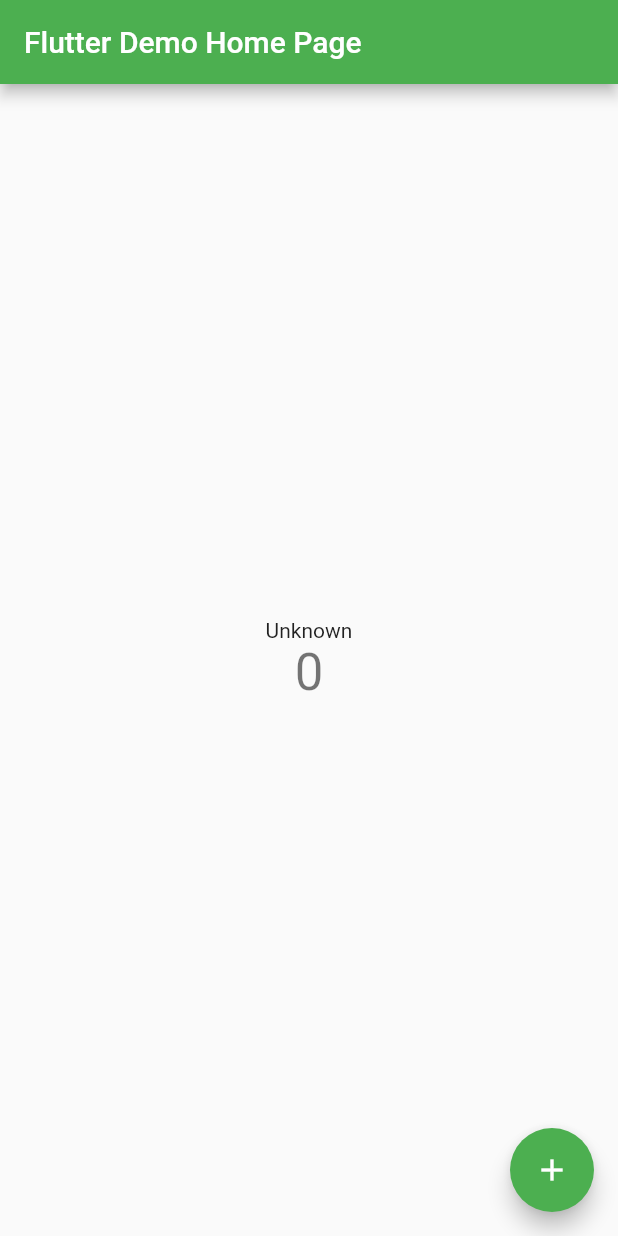
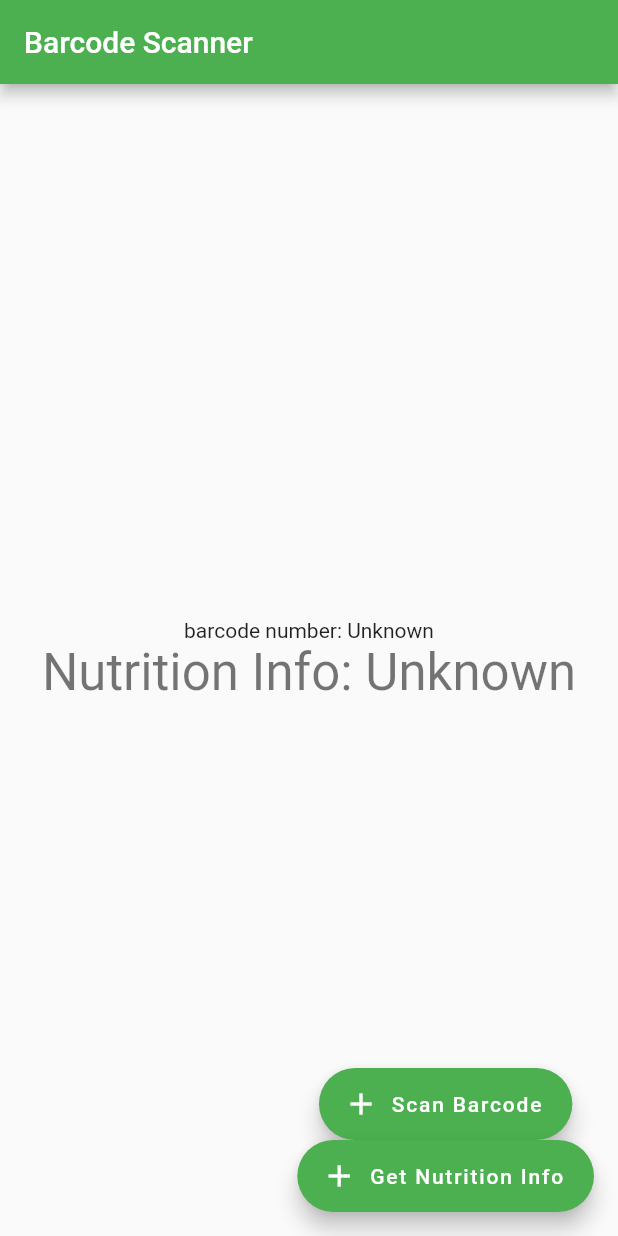
Before and after one commit to changju784/EC463_Mini_Project, a Flutter app: the screen it shows after launch, on a phone screen of 412 x 824 dp. Run offline on Flutter 3.47's test engine with Material 2 defaults, Android fonts, the light colour scheme and no system bars; missing offline and left inert: dart:ffi, flutter_barcode_scanner.

Commit message:
barcode_scan2

```diff
--- a/barcode_scan/lib/main.dart
+++ b/barcode_scan/lib/main.dart
@@ -1,8 +1,11 @@
+import 'dart:ffi';
+
 import 'package:flutter/material.dart';
 import 'package:flutter/services.dart';
 import 'package:flutter_barcode_scanner/flutter_barcode_scanner.dart';
 import 'package:http/http.dart' as http;
-
+import 'dart:async';
+import 'dart:convert';
 
 void main() {
   runApp(MyApp());
@@ -13,7 +16,7 @@
   @override
   Widget build(BuildContext context) {
     return MaterialApp(
-      title: 'Flutter Demo',
+      title: 'Barcode Scanner',
       theme: ThemeData(
         // This is the theme of your application.
         //
@@ -26,7 +29,7 @@
         // is not restarted.
         primarySwatch: Colors.green,
       ),
-      home: MyHomePage(title: 'Flutter Demo Home Page'),
+      home: MyHomePage(title: 'Barcode Scanner'),
     );
   }
 }
@@ -34,14 +37,6 @@
 class MyHomePage extends StatefulWidget {
   MyHomePage({Key? key, required this.title}) : super(key: key);
 
-  // This widget is the home page of your application. It is stateful, meaning
-  // that it has a State object (defined below) that contains fields that affect
-  // how it looks.
-
-  // This class is the configuration for the state. It holds the values (in this
-  // case the title) provided by the parent (in this case the App widget) and
-  // used by the build method of the State. Fields in a Widget subclass are
-  // always marked "final".
 
   final String title;
 
@@ -50,28 +45,22 @@
 }
 
 class _MyHomePageState extends State<MyHomePage> {
-  int _counter = 0;
+  String nutInfo = 'Unknown';
   String barcodeScan = 'Unknown';
 
-  void _incrementCounter() {
-    setState(() {
-      // This call to setState tells the Flutter framework that something has
-      // changed in this State, which causes it to rerun the build method below
-      // so that the display can reflect the updated values. If we changed
-      // _counter without calling setState(), then the build method would not be
-      // called again, and so nothing would appear to happen.
-      _counter++;
-    });
-  }
+  // void _incrementCounter() {
+  //   setState(() {
+  //     // This call to setState tells the Flutter framework that something has
+  //     // changed in this State, which causes it to rerun the build method below
+  //     // so that the display can reflect the updated values. If we changed
+  //     // _counter without calling setState(), then the build method would not be
+  //     // called again, and so nothing would appear to happen.
+  //     _counter++;
+  //   });
+  // }
 
   @override
   Widget build(BuildContext context) {
-    // This method is rerun every time setState is called, for instance as done
-    // by the _incrementCounter method above.
-    //
-    // The Flutter framework has been optimized to make rerunning build methods
-    // fast, so that you can just rebuild anything that needs updating rather
-    // than having to individually change instances of widgets.
     return Scaffold(
       appBar: AppBar(
         // Here we take the value from the MyHomePage object that was created by
@@ -82,36 +71,34 @@
         // Center is a layout widget. It takes a single child and positions it
         // in the middle of the parent.
         child: Column(
-          // Column is also a layout widget. It takes a list of children and
-          // arranges them vertically. By default, it sizes itself to fit its
-          // children horizontally, and tries to be as tall as its parent.
-          //
-          // Invoke "debug painting" (press "p" in the console, choose the
-          // "Toggle Debug Paint" action from the Flutter Inspector in Android
-          // Studio, or the "Toggle Debug Paint" command in Visual Studio Code)
-          // to see the wireframe for each widget.
-          //
-          // Column has various properties to control how it sizes itself and
-          // how it positions its children. Here we use mainAxisAlignment to
-          // center the children vertically; the main axis here is the vertical
-          // axis because Columns are vertical (the cross axis would be
-          // horizontal).
           mainAxisAlignment: MainAxisAlignment.center,
           children: <Widget>[
             Text(
-                '$barcodeScan'),
+                'barcode number: $barcodeScan'),
             Text(
-              '$_counter',
+              'Nutrition Info: $nutInfo',
               style: Theme.of(context).textTheme.headline4,
             ),
           ],
         ),
       ),
-      floatingActionButton: FloatingActionButton(
-        onPressed: scanBarcode,
-        tooltip: 'Increment',
-        child: Icon(Icons.add),
-      ), // This trailing comma makes auto-formatting nicer for build methods.
+      floatingActionButton: Column(
+          mainAxisAlignment: MainAxisAlignment.end,
+          children: [
+            FloatingActionButton.extended(
+                icon: Icon(Icons.add),
+                onPressed: scanBarcode,
+                tooltip: 'barcode',
+                label: Text('Scan Barcode')
+            ),
+            FloatingActionButton.extended(
+              icon: Icon(Icons.add),
+              onPressed: getNutrition,
+              tooltip: 'nut_info',
+              label: Text('Get Nutrition Info'),
+            )
+          ]
+      ),
     );
   }
   Future<void> scanBarcode() async {
@@ -132,8 +119,9 @@
       barcodeScan = 'Failed to get platform version.';
     }
   }
+
+  Future<void> getNutrition() async {
+    nutInfo = (http.get(Uri.parse('https://api.nal.usda.gov/fdc/v1/foods/search?query=011210009301&api_key=k7OIzZdhsCq7Ugqfl8kHX6XDrBjFFhvTY0PfDXkz')
+    ).toString());
+  }
 }
-
-Future<http.Response> fetchAlbum() {
-  return http.get(Uri.parse('https://jsonplaceholder.typicode.com/albums/1'));
-}
```
